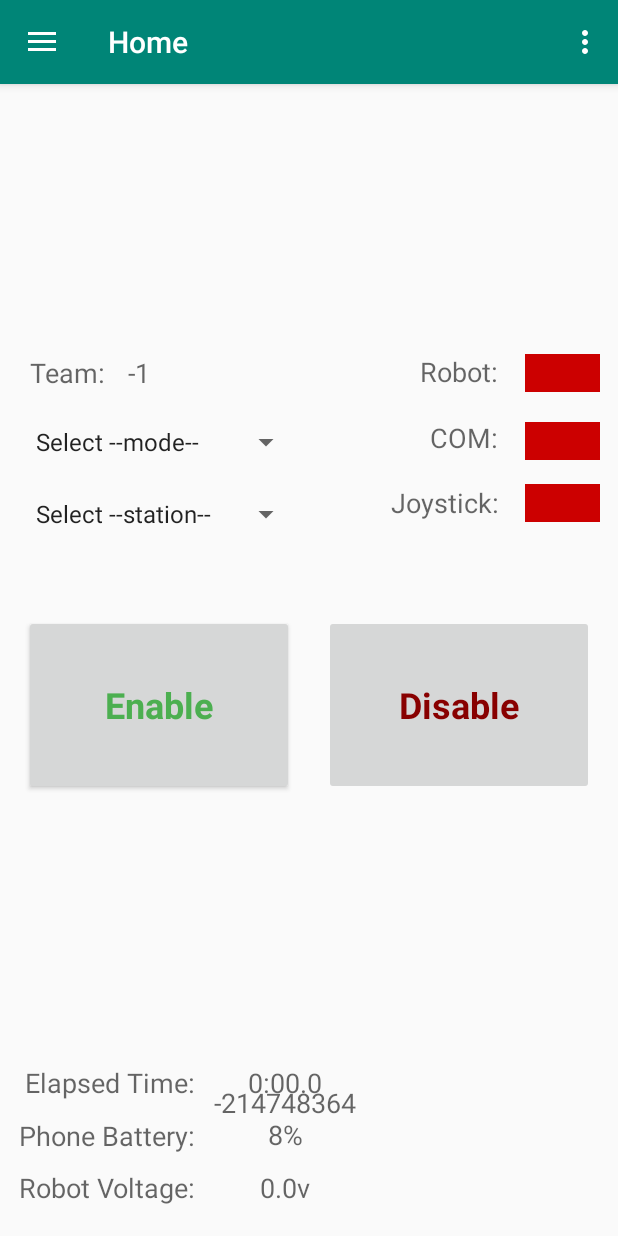
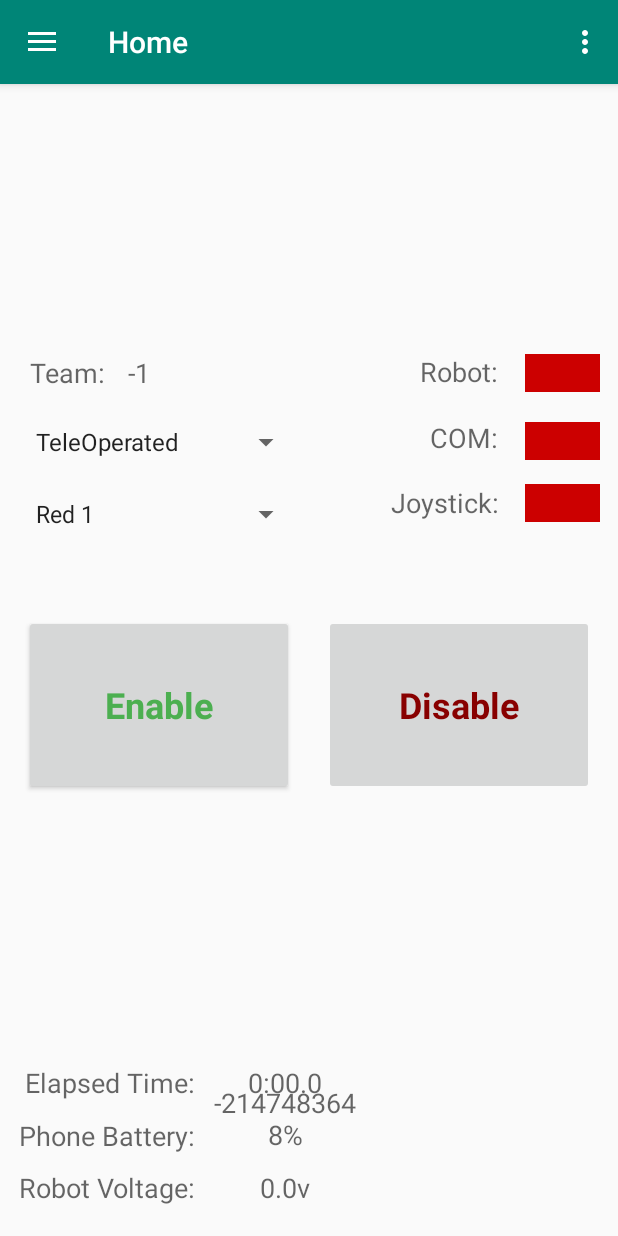
Before and after one commit to Macnolo0x7D4/LiteDS, an Android app: the screen it shows after launch (MainActivity), on a phone screen of 412 x 824 dp. Run offline under Robolectric (Android 15) with nearby library versions, the phone set to English and light mode, and no system bars; our stand-ins replace navigation-ui; libraries missing offline, so code that uses them is left out: me.macnolo.libds; 1 statement that could not run was skipped.

Commit message:
Linking LibDS with Lite10

```diff
--- a/app/build.gradle
+++ b/app/build.gradle
@@ -32,4 +32,5 @@ dependencies {
     testImplementation 'junit:junit:4.12'
     androidTestImplementation 'androidx.test.ext:junit:1.1.0'
     androidTestImplementation 'androidx.test.espresso:espresso-core:3.1.1'
+    compile project(path: ':libds')
 }
--- a/app/src/main/AndroidManifest.xml
+++ b/app/src/main/AndroidManifest.xml
@@ -12,10 +12,12 @@
         <activity android:name=".ui.about.AboutActivity"></activity>
         <activity
             android:name=".ui.settings.SettingsActivity"
+            android:screenOrientation="portrait"
             android:label="@string/action_settings" />
         <activity
             android:name=".MainActivity"
             android:label="@string/app_name"
+            android:screenOrientation="portrait"
             android:theme="@style/AppTheme.NoActionBar">
             <intent-filter>
                 <action android:name="android.intent.action.MAIN" />
@@ -24,5 +26,6 @@
             </intent-filter>
         </activity>
     </application>
+    <uses-permission android:name="android.permission.INTERNET" />
 
 </manifest>
--- a/app/src/main/java/me/macnolo/liteds/MainActivity.java
+++ b/app/src/main/java/me/macnolo/liteds/MainActivity.java
@@ -22,11 +22,19 @@ import androidx.appcompat.app.AppCompatActivity;
 import androidx.appcompat.widget.Toolbar;
 import androidx.preference.PreferenceManager;
 
+import android.os.Handler;
 import android.view.Menu;
 import android.view.MenuItem;
+import android.widget.Toast;
 
 
+import me.macnolo.libds.controller.LibDS;
+import me.macnolo.libds.enums.Alliance;
+import me.macnolo.libds.enums.Mode;
+import me.macnolo.libds.enums.Protocol;
 import me.macnolo.liteds.ui.about.AboutActivity;
+import me.macnolo.liteds.ui.home.ModeSpinner;
+import me.macnolo.liteds.ui.home.StationSpinner;
 import me.macnolo.liteds.ui.settings.SettingsActivity;
 
 public class MainActivity extends AppCompatActivity {
@@ -34,9 +42,16 @@ public class MainActivity extends AppCompatActivity {
     private AppBarConfiguration mAppBarConfiguration;
     private AppBarConfiguration mActionBarConfiguration;
 
+    public Handler handler = new Handler();
+
+    LibDS ds;
+    private SharedPreferences sharedPref;
+
     @Override
     protected void onCreate(Bundle savedInstanceState) {
         super.onCreate(savedInstanceState);
+
+        sharedPref = PreferenceManager.getDefaultSharedPreferences(this);
         setContentView(R.layout.activity_main);
         Toolbar toolbar = findViewById(R.id.toolbar);
         setSupportActionBar(toolbar);
@@ -52,6 +67,57 @@ public class MainActivity extends AppCompatActivity {
         NavController navController = Navigation.findNavController(this, R.id.nav_host_fragment);
         NavigationUI.setupActionBarWithNavController(this, navController, mAppBarConfiguration);
         NavigationUI.setupWithNavController(navigationView, navController);
+
+        initDS();
+
+
+    }
+
+    public void initDS() {
+        ds = new LibDS(getTeam(), new StationSpinner().getStationSelected(), new ModeSpinner().getModeSelected(), getProtocol(), getManualIp());
+    }
+
+    private int getTeam() {
+        int team = Integer.parseInt(this.sharedPref.getString("team","-1"));
+        return team;
+    }
+
+    private Protocol getProtocol() {
+        Protocol protocol;
+        int protocolSelector = Integer.parseInt(this.sharedPref.getString("protocol", "-1"));
+
+        switch (protocolSelector) {
+            case 2019:
+                protocol = Protocol.DEEP_SPACE;
+                break;
+            case 2018:
+                protocol = Protocol.POWER_UP;
+                break;
+            case 2017:
+                protocol = Protocol.STEAMWORKS;
+                break;
+            case 2016:
+                protocol = Protocol.STRONGHOLD;
+                break;
+            case 2015:
+                protocol = Protocol.RECYCLE_RUSH;
+                break;
+            case 2014:
+                protocol = Protocol.AERIAL_ASSIST;
+                break;
+            default:
+                protocol = Protocol.INFINITE_RECHARGE;
+        }
+        return protocol;
+    }
+
+    public String getManualIp() {
+        boolean manualSwitch = this.sharedPref.getBoolean("manual_switch", false);
+        if(manualSwitch) {
+            String ip = sharedPref.getString("manual_ip", "-1");
+            return ip;
+        }
+        return null;
     }
 
     @Override
@@ -81,6 +147,23 @@ public class MainActivity extends AppCompatActivity {
         return team;
     }
 
+    public static String getProtocol(Context context) {
+        SharedPreferences sharedPref = PreferenceManager.getDefaultSharedPreferences(context);
+        String protocol = sharedPref.getString("protocol", "-1");
+        return protocol;
+    }
+
+    public static String getManualIp(Context context) {
+        SharedPreferences sharedPref = PreferenceManager.getDefaultSharedPreferences(context);
+        boolean manualSwitch = sharedPref.getBoolean("manual_switch", false);
+        if(manualSwitch) {
+            String ip = sharedPref.getString("manual_ip", "-1");
+            return ip;
+        }
+
+        return null;
+    }
+
     @Override
     public boolean onSupportNavigateUp() {
         NavController navController = Navigation.findNavController(this, R.id.nav_host_fragment);
--- a/app/src/main/java/me/macnolo/liteds/UIThread.java
+++ b/app/src/main/java/me/macnolo/liteds/UIThread.java
@@ -10,7 +10,11 @@ package me.macnolo.liteds;
 
 import android.view.View;
 import android.widget.EditText;
+import android.widget.Spinner;
 import android.widget.TextView;
+
+import org.w3c.dom.Text;
+
 import me.macnolo.liteds.ui.ClassesRunnables;
 import me.macnolo.liteds.ui.console.ConsoleFragment;
 import me.macnolo.liteds.ui.home.HomeFragment;
--- a/app/src/main/java/me/macnolo/liteds/ui/home/HomeFragment.java
+++ b/app/src/main/java/me/macnolo/liteds/ui/home/HomeFragment.java
@@ -8,6 +8,8 @@
 
 package me.macnolo.liteds.ui.home;
 
+import android.content.Context;
+import android.content.SharedPreferences;
 import android.graphics.Color;
 import android.os.BatteryManager;
 import android.os.Bundle;
@@ -15,37 +17,72 @@ import android.os.Handler;
 import android.view.LayoutInflater;
 import android.view.View;
 import android.view.ViewGroup;
+import android.widget.AdapterView;
+import android.widget.ArrayAdapter;
 import android.widget.Button;
+import android.widget.Spinner;
 import android.widget.TextView;
 
 import androidx.annotation.NonNull;
 import androidx.fragment.app.Fragment;
+import androidx.fragment.app.FragmentActivity;
+import androidx.preference.PreferenceManager;
 
+import org.w3c.dom.Text;
+
+import java.util.Objects;
+
+import me.macnolo.libds.controller.LibDS;
+import me.macnolo.libds.enums.Alliance;
+import me.macnolo.libds.enums.Mode;
 import me.macnolo.liteds.MainActivity;
 import me.macnolo.liteds.R;
 import me.macnolo.liteds.UIThread;
+import me.macnolo.libds.enums.Protocol;
 import me.macnolo.liteds.ui.ClassesRunnables;
 
 import static android.content.Context.BATTERY_SERVICE;
 
-public class HomeFragment extends Fragment{
+public class HomeFragment extends Fragment {
 
     public Handler handler = new Handler();
+    public Handler settings = new Handler();
 
     private Button disableButton;
     private Button enableButton;
-
     private TextView batteryLevelLabel;
     private TextView teamNumber;
+    private Spinner modeSpinner;
+    private Spinner stationSpinner;
+
+    SharedPreferences sharedPref;
+
+    public int team = 0;
+    private Protocol protocol = Protocol.AERIAL_ASSIST;
+    private String manualIp = "";
 
     public View onCreateView(@NonNull LayoutInflater inflater,
                              ViewGroup container, Bundle savedInstanceState) {
         View root = inflater.inflate(R.layout.fragment_home, container, false);
 
+        sharedPref = PreferenceManager.getDefaultSharedPreferences(getActivity());
+
         disableButton = root.findViewById(R.id.disableButton);
         enableButton = root.findViewById(R.id.enableButton);
         batteryLevelLabel = root.findViewById(R.id.batteryLevelLabel);
         teamNumber = root.findViewById(R.id.teamNumber);
+
+        modeSpinner = root.findViewById(R.id.modeSpinner);
+        ArrayAdapter<CharSequence> modeAdapter = ArrayAdapter.createFromResource(getActivity(),R.array.mode, android.R.layout.simple_spinner_item);
+        modeAdapter.setDropDownViewResource(android.R.layout.simple_spinner_dropdown_item);
+        modeSpinner.setAdapter(modeAdapter);
+        modeSpinner.setOnItemSelectedListener(new ModeSpinner());
+
+        stationSpinner = root.findViewById(R.id.stationSpinner);
+        ArrayAdapter<CharSequence> stationAdapter = ArrayAdapter.createFromResource(getActivity(),R.array.station, android.R.layout.simple_spinner_item);
+        stationAdapter.setDropDownViewResource(android.R.layout.simple_spinner_dropdown_item);
+        stationSpinner.setAdapter(stationAdapter);
+        modeSpinner.setOnItemSelectedListener(new StationSpinner());
 
         enableButton.setEnabled(true);
         disableButton.setEnabled(false);
@@ -63,7 +100,7 @@ public class HomeFragment extends Fragment{
         });
 
         disableButton.setOnClickListener(new View.OnClickListener() {
-            public void onClick (View v) {
+            public void onClick(View v) {
                 enableButton.setEnabled(true);
                 disableButton.setEnabled(false);
 
@@ -72,17 +109,30 @@ public class HomeFragment extends Fragment{
             }
         });
 
+        updateConfig(false);
+
+        teamNumber.setText(Integer.toString(team));
+
         UIThread thread = new UIThread(batteryLevelLabel, root, ClassesRunnables.HOME);
         new Thread(thread).start();
-
-        teamNumber.setText(MainActivity.getTeam(super.getContext()));
-
         return root;
     }
 
-    public int getBatteryPercent(View view){
-        BatteryManager status = (BatteryManager)view.getContext().getSystemService(BATTERY_SERVICE);
+    public int getBatteryPercent(View view) {
+        BatteryManager status = (BatteryManager) view.getContext().getSystemService(BATTERY_SERVICE);
         int percent = status.getIntProperty(BatteryManager.BATTERY_PROPERTY_CAPACITY);
         return percent;
     }
+
+    public void updateConfig(boolean reload) {
+        if(reload){
+            sharedPref = PreferenceManager.getDefaultSharedPreferences(getActivity());
+        }
+        team = getTeam();
+    }
+
+    private int getTeam() {
+        int team = Integer.parseInt(this.sharedPref.getString("team","-1"));
+        return team;
+    }
 }
--- /dev/null
+++ b/app/src/main/java/me/macnolo/liteds/ui/home/ModeSpinner.java
@@ -0,0 +1,41 @@
+/*
+ * ----------------------------------------------------------------------------
+ *  Copyright (c) Manuel Diaz Rojo form WinT 3794. All Rights Reserved.
+ *  Open Source Software - may be modified and shared by FRC teams.
+ *  This code is under MIT License. Check LICENSE file at project root .
+ * ----------------------------------------------------------------------------
+ */
+
+package me.macnolo.liteds.ui.home;
+
+import android.view.View;
+import android.widget.AdapterView;
+
+import me.macnolo.libds.enums.Mode;
+
+public class ModeSpinner implements AdapterView.OnItemSelectedListener {
+    private String modeSelected;
+
+    @Override
+    public void onItemSelected(AdapterView<?> parent, View view, int position, long id) {
+        modeSelected = parent.getItemAtPosition(position).toString();
+    }
+
+    @Override
+    public void onNothingSelected(AdapterView<?> parent) {
+        modeSelected = "TeleOperated";
+    }
+
+    public Mode getModeSelected(){
+        switch(modeSelected){
+            default:
+                return Mode.TELEOP;
+            case "Autonomous":
+                return Mode.AUTO;
+            case "Practice":
+                return Mode.PRACTICE;
+            case "Test":
+                return Mode.TEST;
+        }
+    }
+}
--- /dev/null
+++ b/app/src/main/java/me/macnolo/liteds/ui/home/StationSpinner.java
@@ -0,0 +1,45 @@
+/*
+ * ----------------------------------------------------------------------------
+ *  Copyright (c) Manuel Diaz Rojo form WinT 3794. All Rights Reserved.
+ *  Open Source Software - may be modified and shared by FRC teams.
+ *  This code is under MIT License. Check LICENSE file at project root .
+ * ----------------------------------------------------------------------------
+ */
+
+package me.macnolo.liteds.ui.home;
+
+import android.view.View;
+import android.widget.AdapterView;
+
+import me.macnolo.libds.enums.Alliance;
+
+public class StationSpinner implements AdapterView.OnItemSelectedListener {
+    private String stationSelected;
+
+    @Override
+    public void onItemSelected(AdapterView<?> parent, View view, int position, long id) {
+        stationSelected = parent.getItemAtPosition(position).toString();
+    }
+
+    @Override
+    public void onNothingSelected(AdapterView<?> parent) {
+        stationSelected = "Red 1";
+    }
+
+    public Alliance getStationSelected() {
+        switch (stationSelected){
+            default:
+                return Alliance.RED1;
+            case "Red 2":
+                return Alliance.RED2;
+            case "Red 3":
+                return Alliance.RED3;
+            case "Blue 1":
+                return Alliance.BLUE1;
+            case "Blue 2":
+                return Alliance.BLUE2;
+            case "Blue 3":
+                return Alliance.BLUE3;
+        }
+    }
+}
--- a/app/src/main/res/xml/root_preferences.xml
+++ b/app/src/main/res/xml/root_preferences.xml
@@ -21,7 +21,6 @@
 
         <EditTextPreference
             android:id="@+id/teamNumber"
-            android:inputType="numberPassword"
             app:key="team"
             app:title="@string/team_title"
             app:useSimpleSummaryProvider="true" />
--- a/settings.gradle
+++ b/settings.gradle
@@ -1,2 +1,2 @@
-include ':app'
+include ':app', ':libds'
 rootProject.name='LiteDS'
```
Also changed, not shown: app/src/main/java/me/macnolo/liteds/ui/settings/SettingsActivity.java (+7 -0 lines), app/src/main/res/values/arrays.xml (+12 -4 lines).
